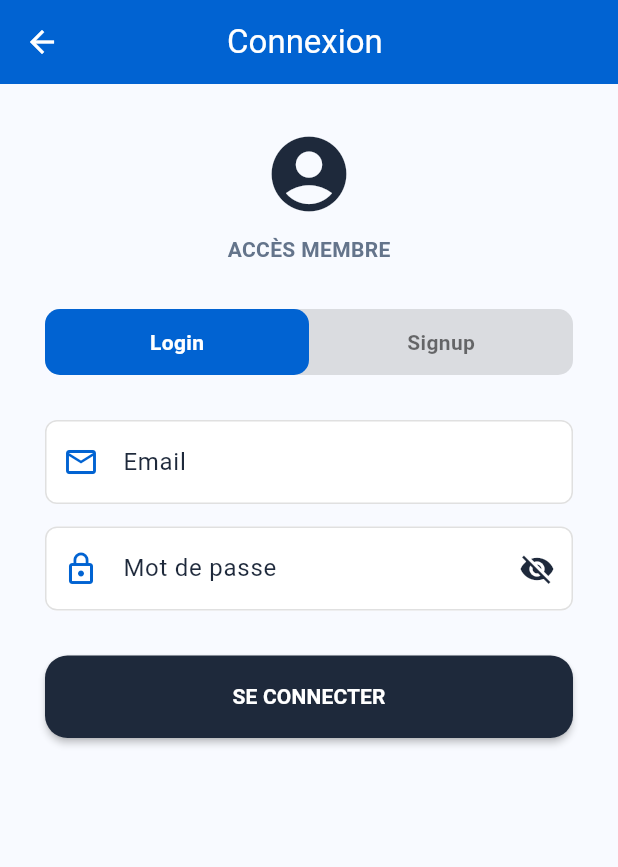
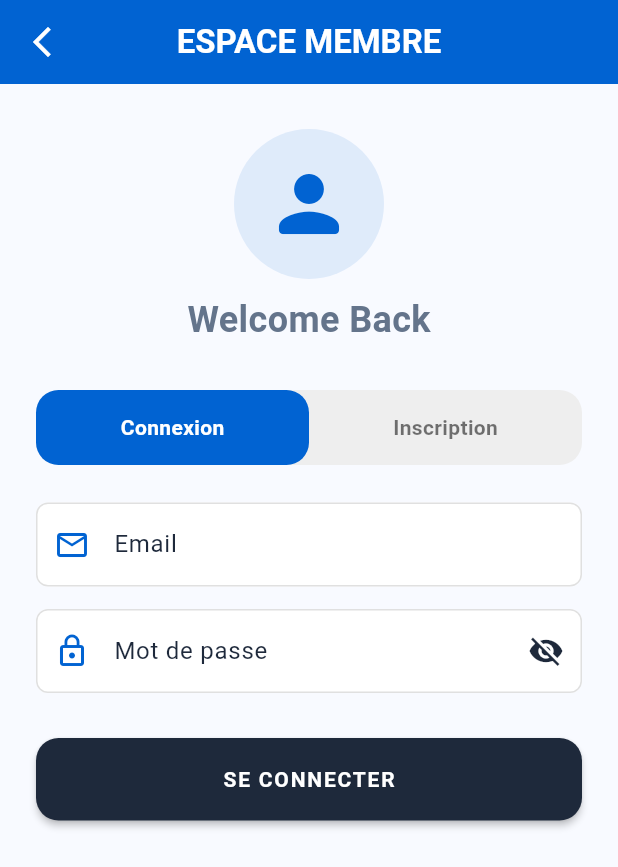
Before and after one commit to mampitony/app_comptable, a Flutter app: the AuthScreen screen opened directly, on a phone screen of 412 x 824 dp. Shown: the top 867 px of the screen. Run offline on Flutter 3.47's test engine with Material 3 defaults, Android fonts, the phone set to English and light mode, and no system bars; our stand-ins replace image_picker, qr_flutter, share_plus, shared_preferences, sqflite; accounts and stored records are empty.

Commit message:
Résolution des erreurs

```diff
--- a/lib/screens/auth_screen.dart
+++ b/lib/screens/auth_screen.dart
@@ -2,7 +2,7 @@ import 'package:flutter/material.dart';
 import '../database/user_repository.dart';
 
 class AuthScreen extends StatefulWidget {
-  final String userType;
+  final String userType; // 'admin' ou 'user'
   final void Function(Map<String, dynamic> user) onLoginAsAdmin;
   final void Function(Map<String, dynamic> user) onLoginAsUser;
 
@@ -21,111 +21,215 @@ class _AuthScreenState extends State<AuthScreen> {
   final _userRepo = UserRepository();
   bool isLogin = true;
 
-  // Contrôleurs
-  final TextEditingController _emailController = TextEditingController();
-  final TextEditingController _passwordController = TextEditingController();
-  final TextEditingController _confirmPasswordController =
-      TextEditingController();
-  final TextEditingController _adminKeyController = TextEditingController();
+  // --- TA LOGIQUE DE VARIABLES CONSERVÉE ---
+  String loginEmail = '';
+  String loginPassword = '';
+  String signupEmail = '';
+  String signupPassword = '';
+  String signupConfirmPassword = '';
+  String adminKey = '';
 
-  bool _showPassword = false;
+  bool showLoginPassword = false;
+  bool showSignupPassword = false;
+  bool showConfirmPassword = false;
+  bool showAdminKey = false;
 
-  @override
-  void dispose() {
-    _emailController.dispose();
-    _passwordController.dispose();
-    _confirmPasswordController.dispose();
-    _adminKeyController.dispose();
-    super.dispose();
-  }
-
-  // 🔥 FONCTION DE CORRECTION : Nettoyage forcé des formulaires
-  void _clearForm() {
-    _emailController.clear();
-    _passwordController.clear();
-    _confirmPasswordController.clear();
-    _adminKeyController.clear();
+  // Ta validation d'email
+  bool validateEmail(String email) {
+    final regex = RegExp(r'^[^\s@]+@[^\s@]+\.[^\s@]+$');
+    return regex.hasMatch(email);
   }
 
   void _showAlert(String title, String message) {
-    showDialog(
+    showDialog<void>(
       context: context,
-      builder: (ctx) => AlertDialog(
+      barrierDismissible: false,
+      builder: (BuildContext dialogContext) => AlertDialog(
         shape: RoundedRectangleBorder(borderRadius: BorderRadius.circular(20)),
         title: Text(title, style: const TextStyle(fontWeight: FontWeight.bold)),
         content: Text(message),
         actions: [
           TextButton(
-            onPressed: () => Navigator.pop(ctx),
-            child: const Text('OK'),
+            child: const Text('OK', style: TextStyle(color: Color(0xFF0163D2))),
+            onPressed: () => Navigator.of(dialogContext).pop(),
           ),
         ],
       ),
     );
   }
 
+  // --- TA LOGIQUE DE CONNEXION INITIALE ---
   Future<void> handleLogin() async {
-    final email = _emailController.text.trim();
-    final password = _passwordController.text.trim();
-
-    if (email.isEmpty || password.isEmpty) {
+    if (loginEmail.isEmpty || loginPassword.isEmpty) {
       _showAlert('Erreur', 'Veuillez remplir tous les champs');
       return;
     }
 
     try {
-      final user = await _userRepo.getUserByEmail(email);
+      final user = await _userRepo.getUserByEmail(loginEmail);
       if (!mounted) return;
       if (user == null) {
         _showAlert('Erreur', 'Utilisateur non trouvé');
         return;
       }
 
-      final hash = _userRepo.hashPassword(password, user['salt'] as String);
+      if (user['passwordHash'] == null ||
+          (user['passwordHash'] as String).isEmpty) {
+        _showAlert(
+          'Erreur',
+          "Votre compte n'est pas encore activé. Veuillez vous inscrire d'abord.",
+        );
+        return;
+      }
+
+      final hash = _userRepo.hashPassword(
+        loginPassword,
+        user['salt'] as String,
+      );
       if (hash != user['passwordHash']) {
         _showAlert('Erreur', 'Mot de passe incorrect');
         return;
       }
 
-      // 🔥 CORRECTION : On vide tout AVANT d'appeler les callbacks de navigation
-      final userData = {
+      if (widget.userType == 'admin') {
+        if (user['role'] != 'admin') {
+          _showAlert('Erreur', "Accès refusé. Vous n'êtes pas administrateur.");
+          return;
+        }
+        widget.onLoginAsAdmin({
+          'prenom': user['prenom'],
+          'profileImage': user['profileImage'],
+        });
+      } else {
+        if (user['role'] == 'admin') {
+          _showAlert(
+            'Erreur',
+            'Les administrateurs doivent utiliser l\'espace Administrateur.',
+          );
+          return;
+        }
+        widget.onLoginAsUser({
           'id': user['id'],
           'name': user['name'],
+          'prenom': user['prenom'],
           'email': user['email'],
+          'profileImage': user['profileImage'],
           'role': user['role'],
-        'prenom': user['prenom'] ?? '',
-        'profileImage': user['profileImage'] ?? '',
-      };
+        });
+      }
 
-      _clearForm(); // On vide les champs ici
-
-      if (widget.userType == 'admin') {
-        if (user['role'] != 'admin') {
-          _showAlert('Erreur', "Accès refusé.");
-          return;
-        }
-        widget.onLoginAsAdmin(userData);
-      } else {
-        widget.onLoginAsUser(userData);
-      }
+      setState(() {
+        loginEmail = '';
+        loginPassword = '';
+      });
     } catch (e) {
-      _showAlert('Erreur', e.toString());
+      if (!mounted) return;
+      _showAlert('Erreur de connexion', e.toString());
     }
   }
 
+  // --- TA LOGIQUE DE SIGNUP INITIALE ---
   Future<void> handleSignup() async {
-    final email = _emailController.text.trim();
-    final password = _passwordController.text.trim();
+    if (signupEmail.isEmpty ||
+        signupPassword.isEmpty ||
+        signupConfirmPassword.isEmpty) {
+      _showAlert('Erreur', 'Veuillez remplir tous les champs');
+      return;
+    }
 
-    // ... Logique de signup (identique à ton code) ...
-    // Une fois le signup réussi :
-    _clearForm();
-    _showAlert('Succès', 'Compte créé');
-    setState(() => isLogin = true);
+    if (!validateEmail(signupEmail)) {
+      _showAlert('Erreur', "Format d'email invalide. Il doit contenir @ et .");
+      return;
+    }
+
+    if (signupPassword != signupConfirmPassword) {
+      _showAlert('Erreur', 'Les mots de passe ne correspondent pas');
+      return;
+    }
+
+    if (signupPassword.length < 6) {
+      _showAlert(
+        'Erreur',
+        'Le mot de passe doit au moins contenir 6 caractères',
+      );
+      return;
+    }
+
+    try {
+      final allUsers = await _userRepo.getAllUsers();
+      if (!mounted) return;
+
+      if (widget.userType == 'admin') {
+        if (adminKey.isEmpty) {
+          _showAlert('Erreur', 'Veuillez saisir le mot clé administrateur');
+          return;
+        }
+        if (adminKey != 'ADMIN123') {
+          // Ta clé de sécurité
+          _showAlert('Erreur', 'Mot clé administrateur incorrect');
+          return;
+        }
+
+        final existingAdmin = allUsers
+            .where((u) => u['role'] == 'admin')
+            .toList();
+        if (existingAdmin.isNotEmpty) {
+          _showAlert('Erreur', 'Un compte administrateur existe déjà.');
+          return;
+        }
+
+        await _userRepo.addUser(
+          name: signupEmail,
+          email: signupEmail,
+          password: signupPassword,
+          role: 'admin',
+        );
+        _showAlert('Succès', 'Compte administrateur créé avec succès.');
+      } else {
+        // Logique membre : vérification existence email avant activation
+        final memberExists = allUsers
+            .where((u) => u['email']?.toString() == signupEmail)
+            .toList();
+
+        if (memberExists.isEmpty) {
+          _showAlert(
+            'Erreur',
+            "Cet email n'existe pas dans la liste des membres. Contactez l'administrateur.",
+          );
+          return;
+        }
+
+        final member = memberExists.first;
+        if (member['passwordHash'] != null &&
+            (member['passwordHash'] as String).isNotEmpty) {
+          _showAlert(
+            'Erreur',
+            'Votre compte est déjà activé. Utilisez la connexion.',
+          );
+          return;
+        }
+
+        await _userRepo.updateUserPassword(member['id'] as int, signupPassword);
+        _showAlert('Succès', 'Votre compte a été activé !');
+      }
+
+      setState(() {
+        signupEmail = '';
+        signupPassword = '';
+        signupConfirmPassword = '';
+        adminKey = '';
+        isLogin = true;
+      });
+    } catch (e) {
+      if (!mounted) return;
+      _showAlert('Erreur', 'Une erreur est survenue : $e');
+    }
   }
 
   @override
   Widget build(BuildContext context) {
+    final isAdmin = widget.userType == 'admin';
+
     return Scaffold(
       backgroundColor: const Color(0xFFF8FAFF),
       appBar: AppBar(
@@ -133,54 +237,28 @@ class _AuthScreenState extends State<AuthScreen> {
         elevation: 0,
         centerTitle: true,
         title: Text(
-          "Connexion ${widget.userType}",
-          style: const TextStyle(color: Colors.white),
+          isAdmin ? "ESPACE ADMIN" : "ESPACE MEMBRE",
+          style: const TextStyle(
+            color: Colors.white,
+            fontWeight: FontWeight.bold,
+          ),
         ),
         leading: IconButton(
-          icon: const Icon(Icons.arrow_back, color: Colors.white),
+          icon: const Icon(Icons.arrow_back_ios_new, color: Colors.white),
           onPressed: () => Navigator.of(context).pop(),
         ),
       ),
       body: SafeArea(
         child: SingleChildScrollView(
-          padding: const EdgeInsets.symmetric(horizontal: 30),
+          padding: const EdgeInsets.symmetric(horizontal: 24),
           child: Column(
             children: [
               const SizedBox(height: 30),
-              _buildHeader(widget.userType == 'admin'),
+              _buildProfileHeader(isAdmin),
               const SizedBox(height: 30),
               _buildTabSelector(),
-              const SizedBox(height: 30),
-              _buildInputField(_emailController, "Email", Icons.email_outlined),
-              const SizedBox(height: 15),
-              if (!isLogin && widget.userType == 'admin') ...[
-                _buildInputField(
-                  _adminKeyController,
-                  "Code Admin",
-                  Icons.vpn_key_outlined,
-                ),
-                const SizedBox(height: 15),
-              ],
-              _buildInputField(
-                _passwordController,
-                isLogin ? "Mot de passe" : "Nouveau mot de passe",
-                Icons.lock_outline,
-                isPassword: true,
-              ),
-              if (!isLogin) ...[
-                const SizedBox(height: 15),
-                _buildInputField(
-                  _confirmPasswordController,
-                  "Confirmer",
-                  Icons.lock_reset,
-                  isPassword: true,
-                ),
-              ],
-              const SizedBox(height: 30),
-              _buildPrimaryButton(
-                isLogin ? "SE CONNECTER" : "CRÉER LE COMPTE",
-                isLogin ? handleLogin : handleSignup,
-              ),
+              const SizedBox(height: 25),
+              isLogin ? _buildLoginForm() : _buildSignupForm(isAdmin),
             ],
           ),
         ),
@@ -188,50 +266,62 @@ class _AuthScreenState extends State<AuthScreen> {
     );
   }
 
-  // --- Widgets de style (Identiques à ton design initial) ---
-  Widget _buildHeader(bool isAdmin) => Column(
+  Widget _buildProfileHeader(bool isAdmin) {
+    return Column(
       children: [
-      Icon(
-        isAdmin ? Icons.admin_panel_settings : Icons.account_circle,
+        Container(
+          padding: const EdgeInsets.all(20),
+          decoration: BoxDecoration(
+            color: const Color(0xFF0163D2).withOpacity(0.1),
+            shape: BoxShape.circle,
+          ),
+          child: Icon(
+            isAdmin ? Icons.admin_panel_settings : Icons.person_rounded,
             size: 60,
-        color: const Color(0xFF1E293B),
+            color: const Color(0xFF0163D2),
+          ),
         ),
         const SizedBox(height: 10),
-      Text(
-        isAdmin ? "ACCÈS ADMIN" : "ACCÈS MEMBRE",
-        style: const TextStyle(fontWeight: FontWeight.bold),
+        const Text(
+          "Welcome Back",
+          style: TextStyle(fontSize: 24, fontWeight: FontWeight.bold),
         ),
       ],
     );
+  }
 
-  Widget _buildTabSelector() => Container(
+  Widget _buildTabSelector() {
+    return Container(
+      height: 50,
       decoration: BoxDecoration(
-      color: Colors.black12,
-      borderRadius: BorderRadius.circular(10),
+        color: Colors.grey.shade200,
+        borderRadius: BorderRadius.circular(15),
       ),
       child: Row(
         children: [
-        _buildTabOption("Login", isLogin, () {
-          _clearForm();
-          setState(() => isLogin = true);
-        }),
-        _buildTabOption("Signup", !isLogin, () {
-          _clearForm();
-          setState(() => isLogin = false);
-        }),
+          _buildTabOption(
+            "Connexion",
+            isLogin,
+            () => setState(() => isLogin = true),
+          ),
+          _buildTabOption(
+            "Inscription",
+            !isLogin,
+            () => setState(() => isLogin = false),
+          ),
         ],
       ),
     );
+  }
 
-  Widget _buildTabOption(String title, bool active, VoidCallback onTap) =>
-      Expanded(
-        child: InkWell(
+  Widget _buildTabOption(String title, bool active, VoidCallback onTap) {
+    return Expanded(
+      child: GestureDetector(
         onTap: onTap,
         child: Container(
-            padding: const EdgeInsets.symmetric(vertical: 12),
           decoration: BoxDecoration(
             color: active ? const Color(0xFF0163D2) : Colors.transparent,
-              borderRadius: BorderRadius.circular(10),
+            borderRadius: BorderRadius.circular(15),
           ),
           child: Center(
             child: Text(
@@ -245,26 +335,80 @@ class _AuthScreenState extends State<AuthScreen> {
         ),
       ),
     );
+  }
 
-  Widget _buildInputField(
-    TextEditingController controller,
-    String hint,
-    IconData icon, {
-    bool isPassword = false,
-  }) => TextField(
-    controller: controller,
-    obscureText: isPassword && !_showPassword,
+  Widget _buildLoginForm() {
+    return Column(
+      children: [
+        _buildTextField(
+          'Email',
+          Icons.email_outlined,
+          (v) => loginEmail = v,
+          initialValue: loginEmail,
+        ),
+        const SizedBox(height: 15),
+        _buildPasswordField(
+          'Mot de passe',
+          showLoginPassword,
+          (v) => loginPassword = v,
+          () => setState(() => showLoginPassword = !showLoginPassword),
+        ),
+        const SizedBox(height: 30),
+        _buildActionButton("SE CONNECTER", handleLogin),
+      ],
+    );
+  }
+
+  Widget _buildSignupForm(bool isAdmin) {
+    return Column(
+      children: [
+        _buildTextField(
+          'Votre Email',
+          Icons.email_outlined,
+          (v) => signupEmail = v,
+          initialValue: signupEmail,
+        ),
+        if (isAdmin) ...[
+          const SizedBox(height: 15),
+          _buildPasswordField(
+            'Mot clé Admin',
+            showAdminKey,
+            (v) => adminKey = v,
+            () => setState(() => showAdminKey = !showAdminKey),
+            hint: 'ADMIN123',
+          ),
+        ],
+        const SizedBox(height: 15),
+        _buildPasswordField(
+          'Créer mot de passe',
+          showSignupPassword,
+          (v) => signupPassword = v,
+          () => setState(() => showSignupPassword = !showSignupPassword),
+        ),
+        const SizedBox(height: 15),
+        _buildPasswordField(
+          'Confirmer mot de passe',
+          showConfirmPassword,
+          (v) => signupConfirmPassword = v,
+          () => setState(() => showConfirmPassword = !showConfirmPassword),
+        ),
+        const SizedBox(height: 30),
+        _buildActionButton("S'INSCRIRE", handleSignup),
+      ],
+    );
+  }
+
+  Widget _buildTextField(
+    String label,
+    IconData icon,
+    Function(String) onChanged, {
+    String initialValue = '',
+  }) {
+    return TextField(
+      onChanged: onChanged,
       decoration: InputDecoration(
-      hintText: hint,
+        labelText: label,
         prefixIcon: Icon(icon, color: const Color(0xFF0163D2)),
-      suffixIcon: isPassword
-          ? IconButton(
-              icon: Icon(
-                _showPassword ? Icons.visibility : Icons.visibility_off,
-              ),
-              onPressed: () => setState(() => _showPassword = !_showPassword),
-            )
-          : null,
         filled: true,
         fillColor: Colors.white,
         border: OutlineInputBorder(
@@ -273,23 +417,57 @@ class _AuthScreenState extends State<AuthScreen> {
         ),
       ),
     );
+  }
 
-  Widget _buildPrimaryButton(String label, VoidCallback onTap) => SizedBox(
+  Widget _buildPasswordField(
+    String label,
+    bool isVisible,
+    Function(String) onChanged,
+    VoidCallback onToggle, {
+    String hint = '',
+  }) {
+    return TextField(
+      onChanged: onChanged,
+      obscureText: !isVisible,
+      decoration: InputDecoration(
+        labelText: label,
+        hintText: hint,
+        prefixIcon: const Icon(Icons.lock_outline, color: Color(0xFF0163D2)),
+        suffixIcon: IconButton(
+          icon: Icon(isVisible ? Icons.visibility : Icons.visibility_off),
+          onPressed: onToggle,
+        ),
+        filled: true,
+        fillColor: Colors.white,
+        border: OutlineInputBorder(
+          borderRadius: BorderRadius.circular(15),
+          borderSide: BorderSide.none,
+        ),
+      ),
+    );
+  }
+
+  Widget _buildActionButton(String label, VoidCallback onTap) {
+    return SizedBox(
       width: double.infinity,
       height: 55,
       child: ElevatedButton(
         onPressed: onTap,
         style: ElevatedButton.styleFrom(
           backgroundColor: const Color(0xFF1E293B),
-        shape: RoundedRectangleBorder(borderRadius: BorderRadius.circular(15)),
+          shape: RoundedRectangleBorder(
+            borderRadius: BorderRadius.circular(15),
+          ),
         ),
         child: Text(
           label,
           style: const TextStyle(
             color: Colors.white,
             fontWeight: FontWeight.bold,
+            letterSpacing: 1.2,
           ),
         ),
       ),
     );
   }
+}
```
Also changed, not shown: lib/screens/acceuil_screen.dart (+50 -12 lines). Lines whose indentation alone changed are shown as unchanged.
